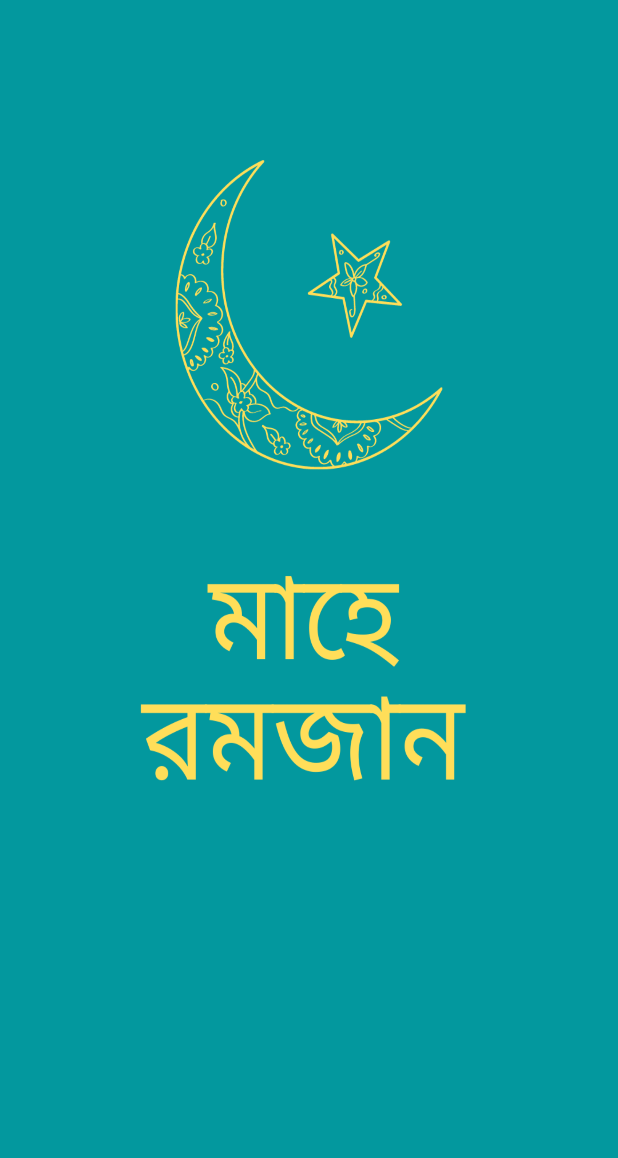
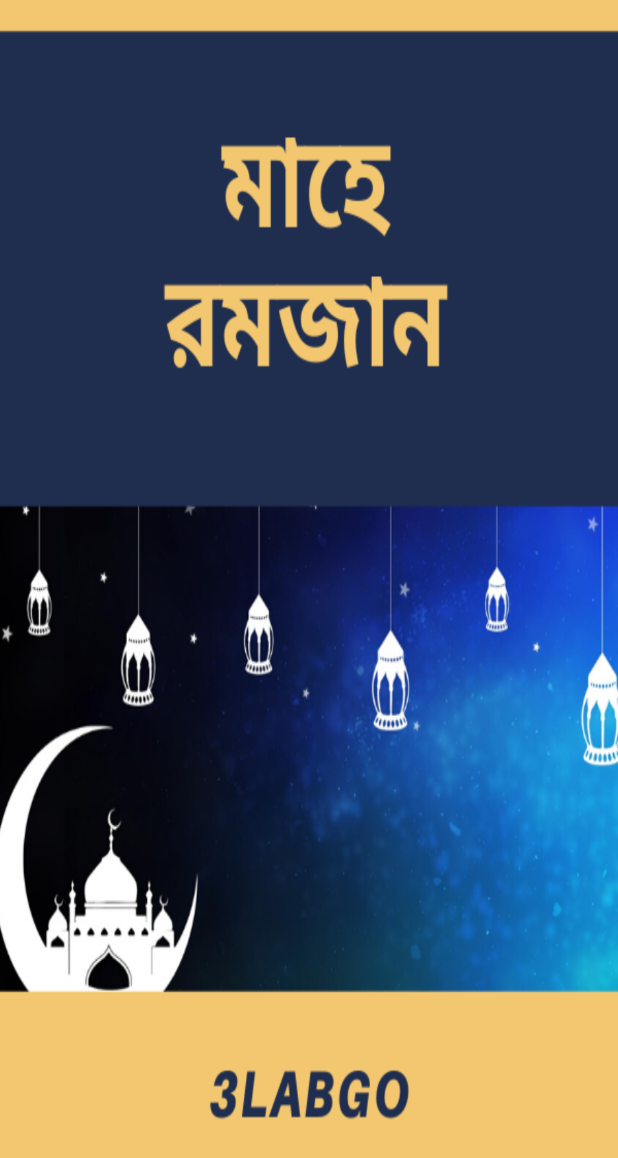
Before and after one commit to TKshadow018/maheRamdan20, an Android app: the layout activity_luncher.xml on its own in the app's theme, with its tools: preview values and no code run, on a phone screen of 412 x 824 dp. Shown: the top 1158 px of the screen. Run offline under Robolectric (Android 15) with nearby library versions, the phone set to English and light mode, and no system bars.

Commit message:
adder animated launch screen

```diff
--- a/app/src/main/res/layout/activity_luncher.xml
+++ b/app/src/main/res/layout/activity_luncher.xml
@@ -1,9 +1,38 @@
 <?xml version="1.0" encoding="utf-8"?>
 <LinearLayout xmlns:android="http://schemas.android.com/apk/res/android"
+    xmlns:app="http://schemas.android.com/apk/res-auto"
     android:layout_width="match_parent"
-    android:layout_height="match_parent">
-    <ImageView
-        android:background="@drawable/capture2"
+    android:layout_height="match_parent"
+    android:background="@drawable/capture"
+    android:orientation="vertical"
+    android:weightSum="3">
+
+    <LinearLayout
         android:layout_width="match_parent"
-        android:layout_height="match_parent" />
+        android:layout_height="match_parent"
+        android:layout_gravity="bottom|center_horizontal"
+        android:orientation="vertical"
+        android:weightSum="26">
+        <LinearLayout
+            android:layout_width="match_parent"
+            android:layout_height="0dp"
+            android:layout_marginEnd="50dp"
+            android:layout_weight="21"
+            android:gravity="end|bottom"
+            android:orientation="vertical">
+            <TextView
+                android:id="@+id/tagLine"
+                android:layout_height="wrap_content"
+                android:layout_width="wrap_content"
+                app:fontFamily="cursive"
+                android:textSize="50sp" />
+            <TextView
+                android:id="@+id/tagLineSub"
+                android:layout_height="wrap_content"
+                android:layout_width="wrap_content"
+                android:textColor="@color/coral_Reef"
+                android:textSize="30sp" />
+
+        </LinearLayout>
+    </LinearLayout>
 </LinearLayout>
--- a/app/src/main/res/values/colors.xml
+++ b/app/src/main/res/values/colors.xml
@@ -5,6 +5,8 @@
     <color name="colorAccent">#FF4081</color>
     <color name="main_font">#040509</color>
     <color name="greenish">#3d7966</color>
+<!--    <color name="coral_Reef">#03989E</color>-->
     <color name="coral_Reef">#c3c3a2</color>
+
     <color name="white">#ffffff</color>
 </resources>
```
Also changed, not shown: app/build.gradle (+12 -2 lines), app/src/main/AndroidManifest.xml (+13 -9 lines), app/src/main/java/a3labgo/tusar/maheramadan20/LunchActivity.java (deleted, +0 -28 lines), app/src/main/java/a3labgo/tusar/maheramadan20/LunchActivity.kt (added, +82 -0 lines), app/src/main/java/a3labgo/tusar/maheramadan20/SortoActivity.java (deleted, +0 -20 lines), app/src/main/java/a3labgo/tusar/maheramadan20/SortoActivity.kt (added, +16 -0 lines), app/src/main/res/anim/bottom_animation.xml (added, +11 -0 lines), app/src/main/res/anim/middle_animation.xml (added, +11 -0 lines), app/src/main/res/values/strings.xml (+26 -0 lines), build.gradle (+4 -4 lines), gradle/wrapper/gradle-wrapper.properties.
